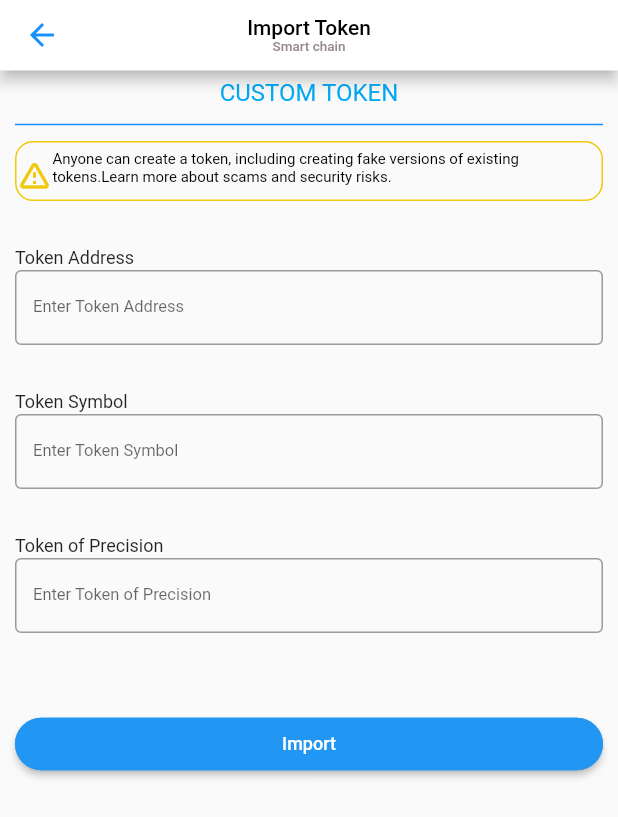
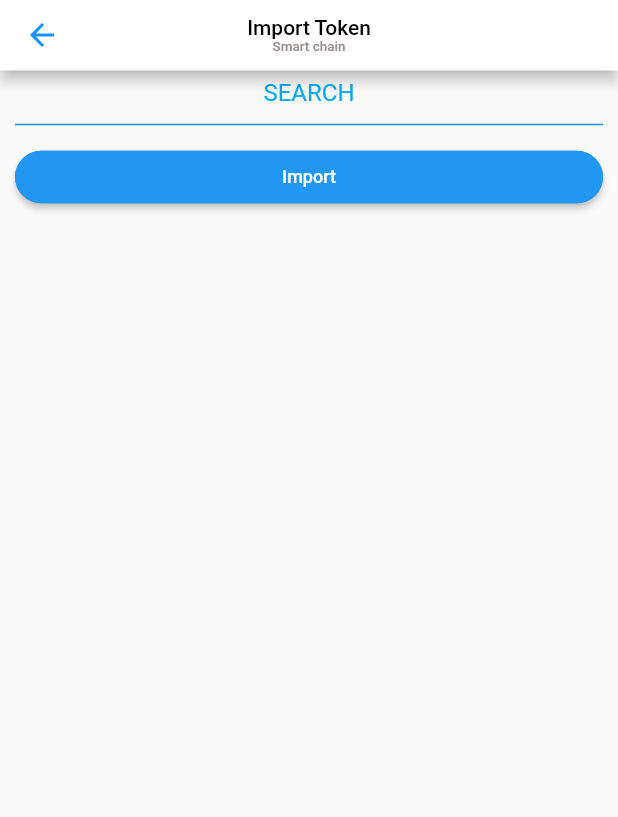
Before and after one commit to HoangDinh161/MobileProject, a Flutter app: the ImportTokenPage screen opened directly, on a phone screen of 412 x 824 dp. Shown: the top 817 px of the screen. Run offline on Flutter 3.47's test engine with Material 2 defaults, Android fonts, the phone set to English and light mode, and no system bars; our stand-ins replace cloud_firestore, firebase_auth, firebase_core; missing offline and left inert: bip39, passwordfield; accounts and stored records are empty.

Commit message:
Update ImportTokenPage.dart

```diff
--- a/metamask_project/lib/ImportTokenPage.dart
+++ b/metamask_project/lib/ImportTokenPage.dart
@@ -52,7 +52,7 @@ class _ImportTokenState extends State<ImportTokenPage> {
                 const SizedBox(
                   height: 30,
                   child: Text(
-                    'CUSTOM TOKEN',
+                    'SEARCH',
                     textAlign: TextAlign.center,
                     style: TextStyle(
                         fontSize: 16,
@@ -68,109 +68,7 @@ class _ImportTokenState extends State<ImportTokenPage> {
                 const SizedBox(
                   height: 10,
                 ),
-                Container(
-                  //color: const Color.fromARGB(253, 253, 218, 1),
-                  height: 40,
-                  width: 200,
-                  padding: const EdgeInsets.only(top: 5),
-                  decoration: BoxDecoration(
-                    border: Border.all(
-                      color: const Color.fromARGB(243, 240, 199, 1),
-                    ),
-                    borderRadius: BorderRadius.circular(12),
-                  ),
-                  child: Row(
-                    mainAxisAlignment: MainAxisAlignment.start,
-                    crossAxisAlignment: CrossAxisAlignment.stretch,
-                    children: const <Widget>[
-                      Icon(
-                        Icons.warning_amber_rounded,
-                        color: Color.fromARGB(243, 240, 199, 1),
-                      ),
-                      Expanded(
-                          flex: 4,
-                          child: Text(
-                            "Anyone can create a token, including creating fake versions of existing tokens.Learn more about scams and security risks.",
-                            overflow: TextOverflow.ellipsis,
-                            maxLines: 3,
-                            textAlign: TextAlign.left,
-                            style: TextStyle(
-                                fontSize: 10,
-                                fontFamily: "Roboto",
-                                color: Colors.black),
-                          ))
-                    ],
-                  ),
-                ),
-                const SizedBox(
-                  height: 30,
-                ),
-                Row(
-                  mainAxisAlignment: MainAxisAlignment.spaceBetween,
-                  children: const <Widget>[
-                    Text(
-                      'Token Address',
-                      style: TextStyle(fontFamily: "Roboto", fontSize: 12),
-                    ),
-                    Text('')
-                  ],
-                ),
-                const SizedBox(
-                    height: 50,
-                    child: TextField(
-                      decoration: InputDecoration(
-                        hintText: 'Enter Token Address',
-                        border: OutlineInputBorder(),
-                      ),
-                      style: TextStyle(fontFamily: "Roboto", fontSize: 11),
-                    )),
-                const SizedBox(
-                  height: 30,
-                ),
-                Row(
-                  mainAxisAlignment: MainAxisAlignment.spaceBetween,
-                  children: const <Widget>[
-                    Text(
-                      'Token Symbol',
-                      style: TextStyle(fontFamily: "Roboto", fontSize: 12),
-                    ),
-                    Text('')
-                  ],
-                ),
-                const SizedBox(
-                    height: 50,
-                    child: TextField(
-                      decoration: InputDecoration(
-                        hintText: 'Enter Token Symbol',
-                        border: OutlineInputBorder(),
-                      ),
-                      style: TextStyle(fontFamily: "Roboto", fontSize: 11),
-                    )),
-                const SizedBox(
-                  height: 30,
-                ),
-                Row(
-                  mainAxisAlignment: MainAxisAlignment.spaceBetween,
-                  children: const <Widget>[
-                    Text(
-                      'Token of Precision',
-                      style: TextStyle(fontFamily: "Roboto", fontSize: 12),
-                    ),
-                    Text('')
-                  ],
-                ),
-                const SizedBox(
-                    height: 50,
-                    child: TextField(
-                      decoration: InputDecoration(
-                        border: OutlineInputBorder(),
-                        hintText: 'Enter Token of Precision',
-                      ),
-                      style: TextStyle(fontFamily: "Roboto", fontSize: 11),
-                    )),
-                const SizedBox(
-                  height: 50,
-                ),
+
                 ElevatedButton(
                   style: ElevatedButton.styleFrom(
                       primary: Colors.blue,
```
